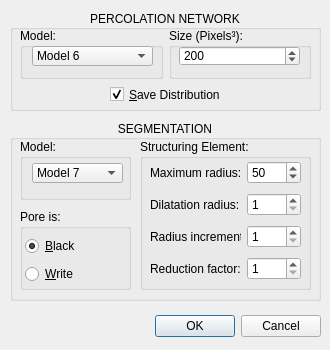
The window that src/dialogPercolationNetwork.ui (ldsc/lvp) describes before a commit, drawn with Qt 5.
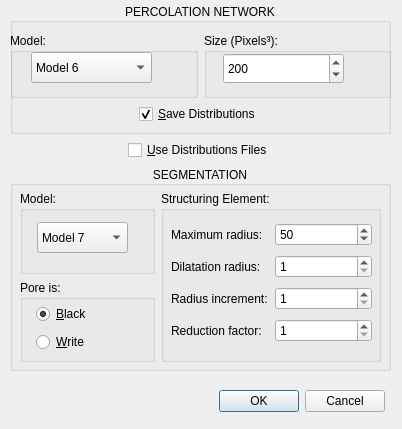
The same window after the commit. Icons and pictures are not drawn.

```diff
--- a/src/dialogPercolationNetwork.ui
+++ b/src/dialogPercolationNetwork.ui
@@ -6,20 +6,20 @@
    <rect>
     <x>0</x>
     <y>0</y>
-    <width>330</width>
-    <height>350</height>
+    <width>402</width>
+    <height>429</height>
    </rect>
   </property>
   <property name="minimumSize">
    <size>
-    <width>330</width>
-    <height>330</height>
+    <width>402</width>
+    <height>429</height>
    </size>
   </property>
   <property name="maximumSize">
    <size>
-    <width>330</width>
-    <height>350</height>
+    <width>402</width>
+    <height>429</height>
    </size>
   </property>
   <property name="windowTitle">
@@ -35,9 +35,9 @@
   <widget class="QDialogButtonBox" name="buttonBox">
    <property name="geometry">
     <rect>
-     <x>10</x>
-     <y>300</y>
-     <width>311</width>
+     <x>14</x>
+     <y>375</y>
+     <width>371</width>
      <height>52</height>
     </rect>
    </property>
@@ -57,215 +57,13 @@
     <set>QDialogButtonBox::Cancel|QDialogButtonBox::Ok</set>
    </property>
   </widget>
-  <widget class="QGroupBox" name="groupBoxSementation">
-   <property name="enabled">
-    <bool>true</bool>
-   </property>
-   <property name="geometry">
-    <rect>
-     <x>10</x>
-     <y>120</y>
-     <width>311</width>
-     <height>181</height>
-    </rect>
-   </property>
-   <property name="title">
-    <string>SEGMENTATION</string>
-   </property>
-   <property name="alignment">
-    <set>Qt::AlignCenter</set>
-   </property>
-   <widget class="QGroupBox" name="groupBox_2">
-    <property name="geometry">
-     <rect>
-      <x>130</x>
-      <y>19</y>
-      <width>171</width>
-      <height>151</height>
-     </rect>
-    </property>
-    <property name="title">
-     <string>Structuring Element:</string>
-    </property>
-    <widget class="QWidget" name="layoutWidget2_2">
-     <property name="geometry">
-      <rect>
-       <x>10</x>
-       <y>19</y>
-       <width>151</width>
-       <height>128</height>
-      </rect>
-     </property>
-     <layout class="QGridLayout" name="gridLayout_3">
-      <item row="3" column="0">
-       <widget class="QLabel" name="label_5">
-        <property name="text">
-         <string>Reduction factor:</string>
-        </property>
-       </widget>
-      </item>
-      <item row="1" column="0">
-       <widget class="QLabel" name="label_7">
-        <property name="text">
-         <string>Dilatation radius:</string>
-        </property>
-       </widget>
-      </item>
-      <item row="2" column="0">
-       <widget class="QLabel" name="label_8">
-        <property name="text">
-         <string>Radius increment:</string>
-        </property>
-       </widget>
-      </item>
-      <item row="2" column="1">
-       <widget class="QSpinBox" name="spinBoxRinc">
-        <property name="minimum">
-         <number>1</number>
-        </property>
-       </widget>
-      </item>
-      <item row="3" column="1">
-       <widget class="QSpinBox" name="spinBoxRreduction">
-        <property name="minimum">
-         <number>1</number>
-        </property>
-       </widget>
-      </item>
-      <item row="0" column="0">
-       <widget class="QLabel" name="label_9">
-        <property name="text">
-         <string>Maximum radius:</string>
-        </property>
-       </widget>
-      </item>
-      <item row="0" column="1">
-       <widget class="QSpinBox" name="spinBoxRmax">
-        <property name="minimum">
-         <number>1</number>
-        </property>
-        <property name="maximum">
-         <number>1000</number>
-        </property>
-        <property name="value">
-         <number>50</number>
-        </property>
-       </widget>
-      </item>
-      <item row="1" column="1">
-       <widget class="QSpinBox" name="spinBoxRdilatation">
-        <property name="minimum">
-         <number>1</number>
-        </property>
-        <property name="maximum">
-         <number>10</number>
-        </property>
-        <property name="value">
-         <number>1</number>
-        </property>
-       </widget>
-      </item>
-     </layout>
-    </widget>
-   </widget>
-   <widget class="QGroupBox" name="groupBox_6">
-    <property name="geometry">
-     <rect>
-      <x>10</x>
-      <y>19</y>
-      <width>111</width>
-      <height>61</height>
-     </rect>
-    </property>
-    <property name="title">
-     <string>Model:</string>
-    </property>
-    <widget class="QComboBox" name="comboBoxSModel">
-     <property name="geometry">
-      <rect>
-       <x>12</x>
-       <y>24</y>
-       <width>91</width>
-       <height>20</height>
-      </rect>
-     </property>
-     <item>
-      <property name="text">
-       <string>Model 7</string>
-      </property>
-     </item>
-     <item>
-      <property name="text">
-       <string>Model 8</string>
-      </property>
-     </item>
-     <item>
-      <property name="text">
-       <string>Model 9</string>
-      </property>
-     </item>
-     <item>
-      <property name="text">
-       <string>Model 10</string>
-      </property>
-     </item>
-     <item>
-      <property name="text">
-       <string>Model 11</string>
-      </property>
-     </item>
-    </widget>
-   </widget>
-   <widget class="QGroupBox" name="groupBox_3">
-    <property name="geometry">
-     <rect>
-      <x>10</x>
-      <y>89</y>
-      <width>111</width>
-      <height>81</height>
-     </rect>
-    </property>
-    <property name="title">
-     <string>Pore is:</string>
-    </property>
-    <widget class="QWidget" name="layoutWidget">
-     <property name="geometry">
-      <rect>
-       <x>5</x>
-       <y>25</y>
-       <width>101</width>
-       <height>52</height>
-      </rect>
-     </property>
-     <layout class="QVBoxLayout" name="verticalLayout">
-      <item>
-       <widget class="QRadioButton" name="radioButtonBlack">
-        <property name="text">
-         <string>&amp;Black</string>
-        </property>
-        <property name="checked">
-         <bool>true</bool>
-        </property>
-       </widget>
-      </item>
-      <item>
-       <widget class="QRadioButton" name="radioButtonWrite">
-        <property name="text">
-         <string>&amp;Write</string>
-        </property>
-       </widget>
-      </item>
-     </layout>
-    </widget>
-   </widget>
-  </widget>
   <widget class="QGroupBox" name="groupBoxPercolationNetwork">
    <property name="geometry">
     <rect>
      <x>10</x>
-     <y>10</y>
-     <width>311</width>
-     <height>101</height>
+     <y>3</y>
+     <width>381</width>
+     <height>131</height>
     </rect>
    </property>
    <property name="title">
@@ -277,10 +75,10 @@
    <widget class="QWidget" name="layoutWidget1">
     <property name="geometry">
      <rect>
-      <x>10</x>
-      <y>18</y>
-      <width>291</width>
-      <height>51</height>
+      <x>0</x>
+      <y>30</y>
+      <width>381</width>
+      <height>91</height>
      </rect>
     </property>
     <layout class="QGridLayout" name="gridLayout_2">
@@ -292,10 +90,10 @@
        <widget class="QSpinBox" name="spinBoxPNSize">
         <property name="geometry">
          <rect>
-          <x>10</x>
-          <y>18</y>
+          <x>19</x>
+          <y>20</y>
           <width>121</width>
-          <height>20</height>
+          <height>31</height>
          </rect>
         </property>
         <property name="minimum">
@@ -321,10 +119,10 @@
        <widget class="QComboBox" name="comboBoxPNModel">
         <property name="geometry">
          <rect>
-          <x>12</x>
-          <y>18</y>
+          <x>21</x>
+          <y>19</y>
           <width>121</width>
-          <height>20</height>
+          <height>31</height>
          </rect>
         </property>
         <property name="currentIndex">
@@ -363,33 +161,263 @@
        </widget>
       </widget>
      </item>
+     <item row="1" column="0" colspan="2" alignment="Qt::AlignHCenter">
+      <widget class="QCheckBox" name="checkBoxSaveDistributions">
+       <property name="layoutDirection">
+        <enum>Qt::LeftToRight</enum>
+       </property>
+       <property name="autoFillBackground">
+        <bool>false</bool>
+       </property>
+       <property name="text">
+        <string>&amp;Save Distributions</string>
+       </property>
+       <property name="checked">
+        <bool>true</bool>
+       </property>
+       <property name="tristate">
+        <bool>false</bool>
+       </property>
+      </widget>
+     </item>
     </layout>
    </widget>
-   <widget class="QCheckBox" name="checkBoxSaveDistributions">
-    <property name="geometry">
-     <rect>
-      <x>100</x>
-      <y>76</y>
-      <width>111</width>
-      <height>17</height>
-     </rect>
-    </property>
-    <property name="layoutDirection">
-     <enum>Qt::LeftToRight</enum>
-    </property>
-    <property name="autoFillBackground">
-     <bool>false</bool>
-    </property>
-    <property name="text">
-     <string>&amp;Save Distributions</string>
-    </property>
-    <property name="checked">
-     <bool>true</bool>
-    </property>
-    <property name="tristate">
-     <bool>false</bool>
-    </property>
-   </widget>
+  </widget>
+  <widget class="QWidget" name="layoutWidget">
+   <property name="geometry">
+    <rect>
+     <x>10</x>
+     <y>140</y>
+     <width>381</width>
+     <height>231</height>
+    </rect>
+   </property>
+   <layout class="QGridLayout" name="gridLayout_5">
+    <item row="0" column="0" alignment="Qt::AlignHCenter">
+     <widget class="QCheckBox" name="checkBoxUseDistributionsFiles">
+      <property name="enabled">
+       <bool>true</bool>
+      </property>
+      <property name="layoutDirection">
+       <enum>Qt::LeftToRight</enum>
+      </property>
+      <property name="autoFillBackground">
+       <bool>false</bool>
+      </property>
+      <property name="text">
+       <string>&amp;Use Distributions Files</string>
+      </property>
+      <property name="checked">
+       <bool>false</bool>
+      </property>
+      <property name="tristate">
+       <bool>false</bool>
+      </property>
+     </widget>
+    </item>
+    <item row="1" column="0">
+     <widget class="QGroupBox" name="groupBoxSementation">
+      <property name="enabled">
+       <bool>true</bool>
+      </property>
+      <property name="maximumSize">
+       <size>
+        <width>500</width>
+        <height>500</height>
+       </size>
+      </property>
+      <property name="title">
+       <string>SEGMENTATION</string>
+      </property>
+      <property name="alignment">
+       <set>Qt::AlignCenter</set>
+      </property>
+      <widget class="QWidget" name="layoutWidget">
+       <property name="geometry">
+        <rect>
+         <x>10</x>
+         <y>25</y>
+         <width>361</width>
+         <height>171</height>
+        </rect>
+       </property>
+       <layout class="QGridLayout" name="gridLayout">
+        <item row="0" column="0">
+         <widget class="QGroupBox" name="groupBox_6">
+          <property name="title">
+           <string>Model:</string>
+          </property>
+          <widget class="QComboBox" name="comboBoxSModel">
+           <property name="geometry">
+            <rect>
+             <x>17</x>
+             <y>31</y>
+             <width>91</width>
+             <height>31</height>
+            </rect>
+           </property>
+           <item>
+            <property name="text">
+             <string>Model 7</string>
+            </property>
+           </item>
+           <item>
+            <property name="text">
+             <string>Model 8</string>
+            </property>
+           </item>
+           <item>
+            <property name="text">
+             <string>Model 9</string>
+            </property>
+           </item>
+           <item>
+            <property name="text">
+             <string>Model 10</string>
+            </property>
+           </item>
+           <item>
+            <property name="text">
+             <string>Model 11</string>
+            </property>
+           </item>
+          </widget>
+         </widget>
+        </item>
+        <item row="0" column="1" rowspan="2">
+         <widget class="QGroupBox" name="groupBox_2">
+          <property name="minimumSize">
+           <size>
+            <width>220</width>
+            <height>151</height>
+           </size>
+          </property>
+          <property name="title">
+           <string>Structuring Element:</string>
+          </property>
+          <widget class="QWidget" name="layoutWidget2_2">
+           <property name="geometry">
+            <rect>
+             <x>10</x>
+             <y>29</y>
+             <width>201</width>
+             <height>128</height>
+            </rect>
+           </property>
+           <layout class="QGridLayout" name="gridLayout_3">
+            <item row="3" column="0">
+             <widget class="QLabel" name="label_5">
+              <property name="text">
+               <string>Reduction factor:</string>
+              </property>
+             </widget>
+            </item>
+            <item row="1" column="0">
+             <widget class="QLabel" name="label_7">
+              <property name="text">
+               <string>Dilatation radius:</string>
+              </property>
+             </widget>
+            </item>
+            <item row="2" column="0">
+             <widget class="QLabel" name="label_8">
+              <property name="text">
+               <string>Radius increment:</string>
+              </property>
+             </widget>
+            </item>
+            <item row="2" column="1">
+             <widget class="QSpinBox" name="spinBoxRinc">
+              <property name="minimum">
+               <number>1</number>
+              </property>
+             </widget>
+            </item>
+            <item row="3" column="1">
+             <widget class="QSpinBox" name="spinBoxRreduction">
+              <property name="minimum">
+               <number>1</number>
+              </property>
+             </widget>
+            </item>
+            <item row="0" column="0">
+             <widget class="QLabel" name="label_9">
+              <property name="text">
+               <string>Maximum radius:</string>
+              </property>
+             </widget>
+            </item>
+            <item row="0" column="1">
+             <widget class="QSpinBox" name="spinBoxRmax">
+              <property name="minimum">
+               <number>1</number>
+              </property>
+              <property name="maximum">
+               <number>1000</number>
+              </property>
+              <property name="value">
+               <number>50</number>
+              </property>
+             </widget>
+            </item>
+            <item row="1" column="1">
+             <widget class="QSpinBox" name="spinBoxRdilatation">
+              <property name="minimum">
+               <number>1</number>
+              </property>
+              <property name="maximum">
+               <number>10</number>
+              </property>
+              <property name="value">
+               <number>1</number>
+              </property>
+             </widget>
+            </item>
+           </layout>
+          </widget>
+         </widget>
+        </item>
+        <item row="1" column="0">
+         <widget class="QGroupBox" name="groupBox_3">
+          <property name="title">
+           <string>Pore is:</string>
+          </property>
+          <widget class="QWidget" name="layoutWidget">
+           <property name="geometry">
+            <rect>
+             <x>16</x>
+             <y>22</y>
+             <width>91</width>
+             <height>52</height>
+            </rect>
+           </property>
+           <layout class="QGridLayout" name="gridLayout_4">
+            <item row="0" column="0">
+             <widget class="QRadioButton" name="radioButtonBlack">
+              <property name="text">
+               <string>&amp;Black</string>
+              </property>
+              <property name="checked">
+               <bool>true</bool>
+              </property>
+             </widget>
+            </item>
+            <item row="1" column="0">
+             <widget class="QRadioButton" name="radioButtonWrite">
+              <property name="text">
+               <string>&amp;Write</string>
+              </property>
+             </widget>
+            </item>
+           </layout>
+          </widget>
+         </widget>
+        </item>
+       </layout>
+      </widget>
+     </widget>
+    </item>
+   </layout>
   </widget>
  </widget>
  <tabstops>
```
